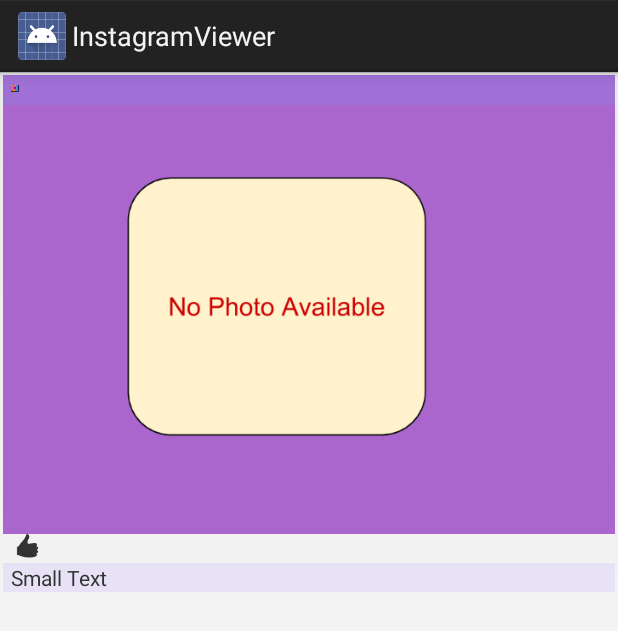
After one commit to rajnee/android, an Android app: the layout photo_layout_design1.xml on its own in the app's theme, with its tools: preview values and no code run, on a phone screen of 412 x 824 dp. The commit adds this screen. Shown: the top 631 px of the screen. Run offline under Robolectric (Android 15) with nearby library versions, the phone set to English and light mode, and no system bars.

Commit message:
added walkthrough, done for now

```diff
--- a/InstagramViewer/app/src/main/java/com/example/rneel/instagramviewer/InstagramPhotosAdapter.java
+++ b/InstagramViewer/app/src/main/java/com/example/rneel/instagramviewer/InstagramPhotosAdapter.java
@@ -23,6 +23,7 @@ public class InstagramPhotosAdapter extends ArrayAdapter<InstagramPhoto>{
         TextView caption;
         TextView likedByCount;
         TextView user;
+        ImageView userProfilePicture;
     }
 
     public InstagramPhotosAdapter(Context context, ArrayList<InstagramPhoto> photos) {
@@ -35,12 +36,14 @@ public class InstagramPhotosAdapter extends ArrayAdapter<InstagramPhoto>{
         ViewHolder vh;
         if (convertView == null)
         {
-            convertView = LayoutInflater.from(getContext()).inflate(R.layout.instagram_photo_layout,parent, false);
+//            convertView = LayoutInflater.from(getContext()).inflate(R.layout.instagram_photo_layout,parent, false);
+            convertView = LayoutInflater.from(getContext()).inflate(R.layout.photo_layout_design1,parent, false);
             vh = new ViewHolder();
             vh.imageView = (ImageView)convertView.findViewById(R.id.ivPhoto);
             vh.caption = (TextView)convertView.findViewById(R.id.tvTitle);
             vh.likedByCount = (TextView)convertView.findViewById(R.id.tvLikedByCount);
             vh.user = (TextView)convertView.findViewById(R.id.tvUser);
+            vh.userProfilePicture = (ImageView)convertView.findViewById(R.id.ivUserProfilePicture);
             convertView.setTag(vh);
         }
         else
@@ -59,6 +62,7 @@ public class InstagramPhotosAdapter extends ArrayAdapter<InstagramPhoto>{
         vh.caption.setText(photo.title);
         vh.user.setText(photo.userName);
         vh.likedByCount.setText(photo.likesCount);
+        Picasso.with(getContext()).load(photo.profilePicture).resize(30,30).into(vh.userProfilePicture);
         return convertView;
     }
 }
--- a/InstagramViewer/app/src/main/java/com/example/rneel/instagramviewer/PhotosActivity.java
+++ b/InstagramViewer/app/src/main/java/com/example/rneel/instagramviewer/PhotosActivity.java
@@ -27,11 +27,10 @@ public class PhotosActivity extends Activity {
     protected void onCreate(Bundle savedInstanceState) {
         super.onCreate(savedInstanceState);
         setContentView(R.layout.activity_photos);
-        getPopularPhotos();
         adapter = new InstagramPhotosAdapter(this,photos);
         ListView listView = (ListView)findViewById(R.id.listView);
         listView.setAdapter(adapter);
-        adapter.notifyDataSetChanged();
+        getPopularPhotos();
 
     }
 
@@ -110,7 +109,7 @@ public class PhotosActivity extends Activity {
                                 if (images != null) {
                                     JSONObject standardRes = getJSONObjectAndSwallowException(images, "standard_resolution");
                                     String url = standardRes.getString("url");
-                                    Log.d(LOGTAG, "image url:" + instagramPhoto.profilePicture);
+//                                    Log.d(LOGTAG, "image url:" + instagramPhoto.profilePicture);
                                     int height = standardRes.getInt("height");
                                     instagramPhoto.imageUrl = url;
                                     instagramPhoto.imageHeight = height;
@@ -124,6 +123,7 @@ public class PhotosActivity extends Activity {
                             e.printStackTrace();
                         }
                     }
+                adapter.notifyDataSetChanged();
             }
         });
     }
--- /dev/null
+++ b/InstagramViewer/app/src/main/res/layout/photo_layout_design1.xml
@@ -0,0 +1,82 @@
+<?xml version="1.0" encoding="utf-8"?>
+<RelativeLayout xmlns:android="http://schemas.android.com/apk/res/android"
+    android:layout_width="match_parent" android:layout_height="match_parent"
+    android:padding="2dp"
+    android:paddingBottom="5dp">
+
+    <ImageView
+        android:layout_width="fill_parent"
+        android:layout_height="wrap_content"
+        android:id="@+id/ivPhoto"
+        android:layout_alignParentTop="true"
+        android:layout_alignParentLeft="true"
+        android:layout_alignParentStart="true"
+        android:background="@android:color/holo_purple"
+        android:scaleType="centerCrop"
+        android:adjustViewBounds="true"
+        android:src="@drawable/nophoto" />
+
+    <!--android:src="@drawable/testimg1"-->
+    <ImageView
+        android:layout_width="wrap_content"
+        android:layout_height="wrap_content"
+        android:id="@+id/labelLikedBy"
+        android:layout_alignParentLeft="true"
+        android:layout_below="@+id/ivPhoto"
+        android:src="@drawable/thumbs_up"
+        android:layout_alignBottom="@+id/tvLikedByCount" />
+
+    <!--android:hint="@string/hint_test"-->
+    <!--android:layout_below="@+id/ivPhoto"-->
+    <!--android:layout_alignBottom="@+id/ivPhoto"-->
+    <!--android:layout_alignParentEnd="true"-->
+    <TextView
+        android:layout_width="wrap_content"
+        android:layout_height="wrap_content"
+        android:textAppearance="?android:attr/textAppearanceSmall"
+        android:text="@string/blank_liked_by"
+        android:id="@+id/tvLikedByCount"
+        android:layout_below="@+id/ivPhoto"
+        android:layout_toRightOf="@+id/labelLikedBy"
+         />
+    <!--android:layout_alignLeft="@+id/labelLikedBy"-->
+
+
+    <TextView
+        android:layout_width="fill_parent"
+        android:layout_height="wrap_content"
+        android:textAppearance="?android:attr/textAppearanceSmall"
+        android:text="Small Text"
+        android:id="@+id/tvTitle"
+        android:background="#259c7aff"
+        android:layout_below="@+id/labelLikedBy"
+        android:paddingLeft="5dp" />
+
+    <LinearLayout
+        android:orientation="horizontal"
+        android:layout_width="fill_parent"
+        android:layout_height="wrap_content"
+        android:layout_alignParentTop="true"
+        android:layout_alignParentLeft="true"
+        android:layout_alignParentStart="true"
+        android:background="#337594ff">
+        <ImageView
+            android:layout_width="20dp"
+            android:layout_height="20dp"
+            android:id="@+id/ivUserProfilePicture"
+            android:src="@drawable/norofile" />
+        <TextView
+            android:layout_width="wrap_content"
+            android:layout_height="wrap_content"
+            android:textAppearance="?android:attr/textAppearanceSmall"
+            android:id="@+id/tvUser"
+            android:layout_alignParentRight="true"
+            android:layout_alignParentEnd="true"
+            android:layout_alignParentTop="true"
+            android:layout_alignParentLeft="true"
+            android:layout_alignParentStart="true"
+            android:background="#14fffaf0"
+            android:textColor="#ffff4411" />
+    </LinearLayout>
+
+</RelativeLayout>
```
Also changed, not shown: InstagramViewer/app/src/main/res/drawable-hdpi/thumbs_up.png (added), InstagramViewer/app/src/main/res/drawable-xhdpi/nophoto.png (added), InstagramViewer/app/src/main/res/drawable-xhdpi/norofile.png (added), InstagramViewer/app/src/main/res/drawable-xhdpi/thumbs_up.png (added), InstagramViewer/app/src/main/res/drawable-xxhdpi/thumbs_up.png (added), 1 other file.
